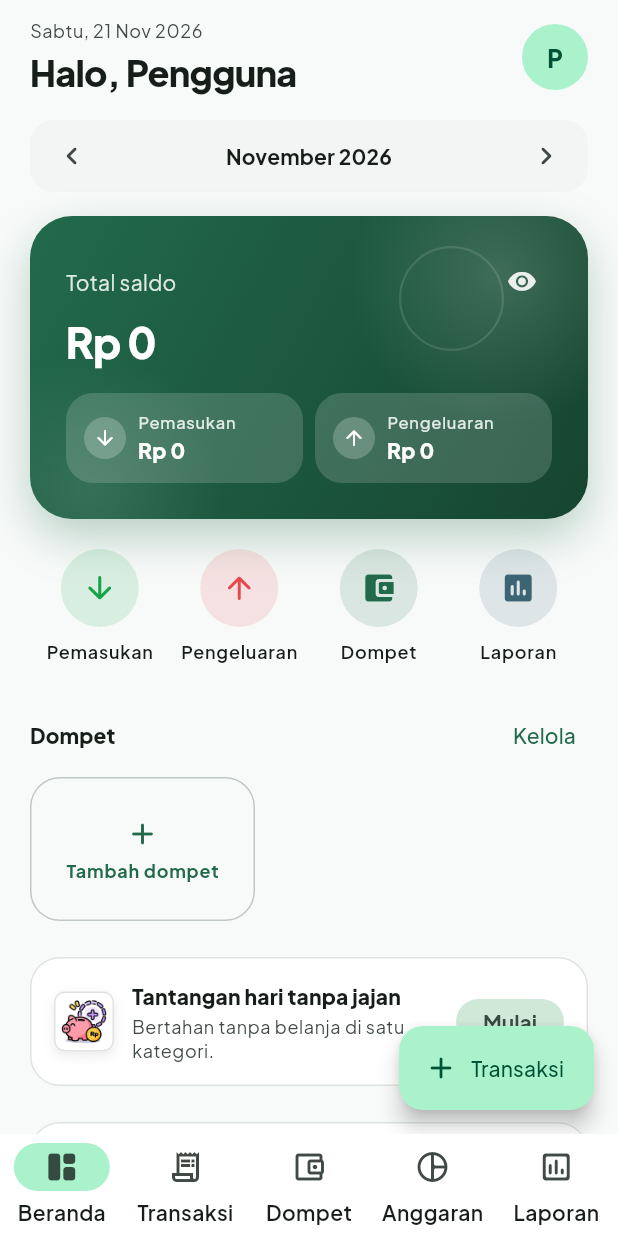
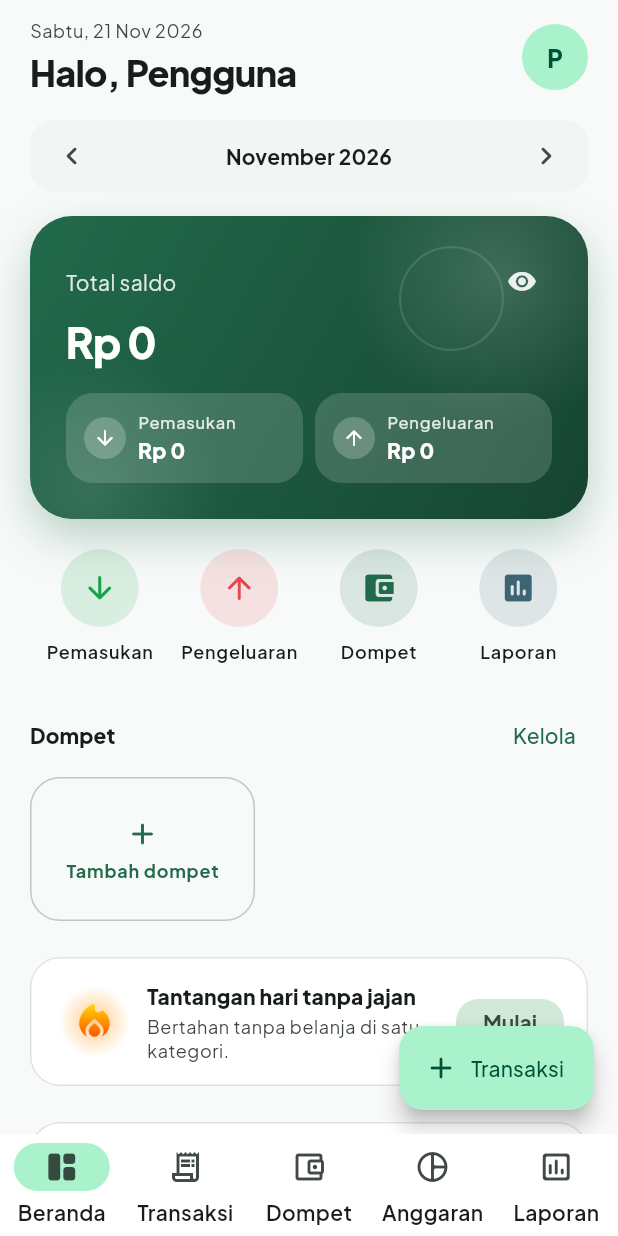
Before and after one commit to dapxzhosting/DafMoney, a Flutter app: the DashboardPage screen opened by its route, on a phone screen of 412 x 824 dp. Run offline on Flutter 3.47's test engine with Material 3 defaults, Android fonts, the phone set to English and light mode, and no system bars; drawn by our look-alikes of dynamic_color, flutter_animate; our stand-ins replace cloud_firestore, equatable, file_picker, firebase_auth, firebase_core, fl_chart and 11 more; missing offline and left inert: home_widget, quick_actions; accounts and stored records are empty; statements that could not run were skipped.

Commit message:
perbaikan: kembalikan ikon api animasi (FlameIcon) pada kartu tantangan

```diff
--- a/lib/features/challenge/presentation/challenge_card.dart
+++ b/lib/features/challenge/presentation/challenge_card.dart
@@ -3,13 +3,12 @@ import 'package:flutter/services.dart';
 import 'package:go_router/go_router.dart';
 import 'package:flutter_riverpod/flutter_riverpod.dart';
 
-import '../../../core/constants/app_images.dart';
 import '../../../core/router/app_routes.dart';
 import '../../../core/theme/app_spacing.dart';
-import '../../../core/widgets/illustration.dart';
 import '../../categories/presentation/category_style.dart';
 import '../../categories/presentation/providers/category_providers.dart';
 import 'challenge_providers.dart';
+import 'challenge_widgets.dart';
 
 /// Kartu ringkas tantangan di dashboard.
 class ChallengeCard extends ConsumerWidget {
@@ -36,8 +35,8 @@ class ChallengeCard extends ConsumerWidget {
             padding: const EdgeInsets.all(Gap.md),
             child: Row(
               children: [
-                const Illustration(AppImages.goalEmpty, size: 40),
-                const SizedBox(width: Gap.sm),
+                const FlameIcon(size: 30, lit: true),
+                const SizedBox(width: Gap.xs),
                 Expanded(
                   child: Column(
                     crossAxisAlignment: CrossAxisAlignment.start,
@@ -60,8 +59,6 @@ class ChallengeCard extends ConsumerWidget {
                 ),
                 FilledButton.tonal(
                   onPressed: open,
-                  // Tema tombol aplikasi melebar penuh (minimumSize tak terhingga);
-                  // di dalam Row harus dibatasi agar teks tidak terjepit.
                   style: FilledButton.styleFrom(
                     minimumSize: const Size(0, 38),
                     padding: const EdgeInsets.symmetric(horizontal: 18),
@@ -87,8 +84,8 @@ class ChallengeCard extends ConsumerWidget {
           padding: const EdgeInsets.all(Gap.md),
           child: Row(
             children: [
-              const Illustration(AppImages.goalEmpty, size: 40),
-              const SizedBox(width: Gap.sm),
+              FlameIcon(size: 36, lit: lit),
+              const SizedBox(width: Gap.xs),
               Expanded(
                 child: Column(
                   crossAxisAlignment: CrossAxisAlignment.start,
```
